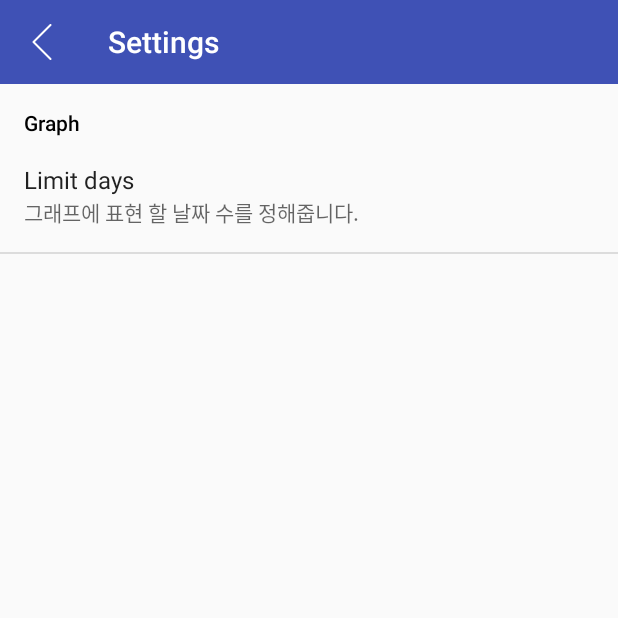
After one commit to kimhun456/HealtClient, an Android app: the SettingActivity screen opened directly, with no data from a screen before it, on a phone screen of 412 x 824 dp, the top half of it. The commit adds this screen. Run offline under Robolectric (Android 15) with nearby library versions, the phone set to English and light mode, and no system bars.

Commit message:
preference 셋팅 액티비티추가  -> limit_days가 preference값으로 추가됨

```diff
--- a/app/build.gradle
+++ b/app/build.gradle
@@ -22,8 +22,8 @@ android {
 dependencies {
     compile fileTree(dir: 'libs', include: ['*.jar'])
     testCompile 'junit:junit:4.12'
-    compile 'com.android.support:appcompat-v7:24.0.0'
+    compile 'com.android.support:appcompat-v7:24.1.1'
     compile 'com.github.PhilJay:MPAndroidChart:v2.2.5'
-    compile 'com.android.support:design:24.0.0'
-    compile 'com.android.support:support-v4:24.0.0'
+    compile 'com.android.support:design:24.1.1'
+    compile 'com.android.support:support-v4:24.1.1'
 }
--- /dev/null
+++ b/app/src/main/java/org/swmem/healthclient/SettingActivity.java
@@ -0,0 +1,32 @@
+package org.swmem.healthclient;
+
+import android.os.Bundle;
+import android.preference.PreferenceActivity;
+import android.support.v7.widget.Toolbar;
+import android.view.LayoutInflater;
+import android.view.View;
+import android.widget.LinearLayout;
+
+public class SettingActivity extends PreferenceActivity {
+
+
+    public void onCreate(Bundle savedInstanceState) {
+        super.onCreate(savedInstanceState);
+        addPreferencesFromResource(R.xml.preferences);
+    }
+
+    @Override
+    protected void onPostCreate(Bundle savedInstanceState) {
+        super.onPostCreate(savedInstanceState);
+
+        LinearLayout root = (LinearLayout)findViewById(android.R.id.list).getParent().getParent().getParent();
+        Toolbar bar = (Toolbar) LayoutInflater.from(this).inflate(R.layout.setting_toolbar, root, false);
+        root.addView(bar, 0); // insert at top
+        bar.setNavigationOnClickListener(new View.OnClickListener() {
+            @Override
+            public void onClick(View v) {
+                finish();
+            }
+        });
+    }
+}
--- a/app/src/main/java/org/swmem/healthclient/StartActivity.java
+++ b/app/src/main/java/org/swmem/healthclient/StartActivity.java
@@ -35,7 +35,7 @@ public class StartActivity extends AppCompatActivity {
                 Intent intent = new Intent(getBaseContext(),MainActivity.class);
                 intent.putExtra(TYPE, BLEUTOOTH);
                 startActivity(intent);
-//                finish();
+                finish();
             }
         });
 
@@ -46,7 +46,7 @@ public class StartActivity extends AppCompatActivity {
                 Intent intent = new Intent(getBaseContext(),MainActivity.class);
                 intent.putExtra(TYPE, NFC);
                 startActivity(intent);
-//                finish();
+                finish();
             }
         });
 
--- /dev/null
+++ b/app/src/main/res/drawable/back.xml
@@ -0,0 +1,4 @@
+<vector android:height="24dp" android:viewportHeight="477.175"
+    android:viewportWidth="477.175" android:width="24dp" xmlns:android="http://schemas.android.com/apk/res/android">
+    <path android:fillColor="#FFFFFF" android:pathData="M145.2,238.6l215.5,-215.5c5.3,-5.3 5.3,-13.8 0,-19.1s-13.8,-5.3 -19.1,0l-225.1,225.1c-5.3,5.3 -5.3,13.8 0,19.1l225.1,225c2.6,2.6 6.1,4 9.5,4s6.9,-1.3 9.5,-4c5.3,-5.3 5.3,-13.8 0,-19.1L145.2,238.6z"/>
+</vector>
--- /dev/null
+++ b/app/src/main/res/layout/setting_toolbar.xml
@@ -0,0 +1,15 @@
+<?xml version="1.0" encoding="utf-8"?>
+<android.support.v7.widget.Toolbar
+    xmlns:android="http://schemas.android.com/apk/res/android"
+    xmlns:app="http://schemas.android.com/apk/res-auto"
+    android:id="@+id/toolbar"
+    app:theme="@style/ThemeOverlay.AppCompat.Light"
+    android:layout_width="match_parent"
+    android:layout_height="wrap_content"
+    android:minHeight="?attr/actionBarSize"
+    app:navigationContentDescription="@string/abc_action_bar_up_description"
+    android:background="?attr/colorPrimary"
+    app:navigationIcon="@drawable/back"
+    app:title="@string/action_settings"
+    app:titleTextColor="@color/white"
+    />
--- /dev/null
+++ b/app/src/main/res/values/arrays.xml
@@ -0,0 +1,15 @@
+<?xml version="1.0" encoding="utf-8"?>
+<resources>
+
+    <string-array name="pref_limit_day_options">
+        <item>@string/pref_limit_day_label_default</item>
+        <item>@string/pref_limit_day_label_two</item>
+        <item>@string/pref_limit_day_label_three</item>
+    </string-array>
+
+    <string-array name="pref_limit_day_values">
+        <item>@string/pref_limit_day_default</item>
+        <item>@string/pref_limit_day_two</item>
+        <item>@string/pref_limit_day_three</item>
+    </string-array>
+</resources>
--- a/app/src/main/res/values/colors.xml
+++ b/app/src/main/res/values/colors.xml
@@ -2,7 +2,7 @@
 <resources>
     <color name="colorPrimary">#3F51B5</color>
     <color name="colorPrimaryDark">#283593</color>
-    <color name="colorAccent">#FF4081</color>
+    <color name="colorAccent">#000000</color>
 
 
     <color name="sunshine_light_blue">#ff64c2f4</color>
--- a/app/src/main/res/values/strings.xml
+++ b/app/src/main/res/values/strings.xml
@@ -14,6 +14,28 @@
     <string name="insulin_value">No data</string>
     <string name="setting">Settings</string>
 
+    <!-- PREFENCE-->
+
+    <string name="pref_limit_day_key" translatable="false">limitDays</string>
+    <string name="pref_limit_day_label" translatable="true">Limit days</string>
+    <string name="pref_limit_day_summary" translatable="true">그래프에 표현 할 날짜 수를 정해줍니다.</string>
+
+    <string name="pref_limit_day_default" translatable="false">1</string>
+    <string name="pref_limit_day_two" translatable="false">2</string>
+    <string name="pref_limit_day_three" translatable="false">3</string>
+
+    <string name="pref_limit_day_label_default">1 day</string>
+    <string name="pref_limit_day_label_two">2 day</string>
+    <string name="pref_limit_day_label_three">3 day</string>
+
+
+    <string name="pref_graph_title">Graph</string>
+
+    <string name="action_settings" translatable="false">Settings</string>
+
+
+
+
     <!-- TODO: Remove or change this placeholder text -->
     <string name="hello_blank_fragment">Hello blank fragment</string>
 </resources>
--- /dev/null
+++ b/app/src/main/res/xml/preferences.xml
@@ -0,0 +1,20 @@
+<?xml version="1.0" encoding="utf-8"?>
+<PreferenceScreen xmlns:android="http://schemas.android.com/apk/res/android">
+
+    <PreferenceCategory
+        android:title="@string/pref_graph_title">
+
+
+        <ListPreference
+            android:title="@string/pref_limit_day_label"
+            android:key="@string/pref_limit_day_key"
+            android:defaultValue="@string/pref_limit_day_default"
+            android:entryValues="@array/pref_limit_day_values"
+            android:entries="@array/pref_limit_day_options"
+            android:summary="@string/pref_limit_day_summary"/>
+
+
+    </PreferenceCategory>
+
+
+</PreferenceScreen>
```
Also changed, not shown: app/src/main/AndroidManifest.xml (+4 -4 lines), app/src/main/java/org/swmem/healthclient/BluetoothFragment.java (+52 -16 lines), app/src/main/java/org/swmem/healthclient/MainActivity.java (+7 -1 lines), app/src/main/java/org/swmem/healthclient/Utility.java (+2 -51 lines).
